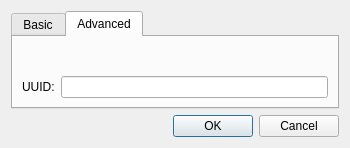
This is silverlock/groupeditdialog.ui in petroules/silverlock as Qt 5 draws it before an edit. The edited form follows.
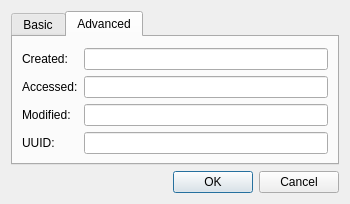
This is the edited form. The open tabs and pages were chosen to show the change.

```diff
--- a/silverlock/groupeditdialog.ui
+++ b/silverlock/groupeditdialog.ui
@@ -7,7 +7,7 @@
     <x>0</x>
     <y>0</y>
     <width>350</width>
-    <height>138</height>
+    <height>196</height>
    </rect>
   </property>
   <property name="sizePolicy">
@@ -67,27 +67,69 @@
        <string>Advanced</string>
       </attribute>
       <layout class="QGridLayout" name="gridLayout">
-       <item row="0" column="1">
+       <item row="0" column="1" colspan="2">
         <spacer name="verticalSpacer">
          <property name="orientation">
           <enum>Qt::Vertical</enum>
          </property>
          <property name="sizeHint" stdset="0">
           <size>
-           <width>20</width>
-           <height>360</height>
+           <width>0</width>
+           <height>0</height>
           </size>
          </property>
         </spacer>
        </item>
-       <item row="1" column="0">
+       <item row="1" column="0" colspan="2">
+        <widget class="QLabel" name="createdLabel">
+         <property name="text">
+          <string>Created:</string>
+         </property>
+        </widget>
+       </item>
+       <item row="1" column="2">
+        <widget class="QLineEdit" name="createdLineEdit">
+         <property name="readOnly">
+          <bool>true</bool>
+         </property>
+        </widget>
+       </item>
+       <item row="2" column="0" colspan="2">
+        <widget class="QLabel" name="accessedLabel">
+         <property name="text">
+          <string>Accessed:</string>
+         </property>
+        </widget>
+       </item>
+       <item row="2" column="2">
+        <widget class="QLineEdit" name="accessedLineEdit">
+         <property name="readOnly">
+          <bool>true</bool>
+         </property>
+        </widget>
+       </item>
+       <item row="3" column="0" colspan="2">
+        <widget class="QLabel" name="modifiedLabel">
+         <property name="text">
+          <string>Modified:</string>
+         </property>
+        </widget>
+       </item>
+       <item row="3" column="2">
+        <widget class="QLineEdit" name="modifiedLineEdit">
+         <property name="readOnly">
+          <bool>true</bool>
+         </property>
+        </widget>
+       </item>
+       <item row="4" column="0">
         <widget class="QLabel" name="uuidLabel">
          <property name="text">
           <string>UUID:</string>
          </property>
         </widget>
        </item>
-       <item row="1" column="1">
+       <item row="4" column="2">
         <widget class="QLineEdit" name="uuidLineEdit">
          <property name="readOnly">
           <bool>true</bool>
```
Left out of the diff: 51 changed lines with no effect on the pictures.
